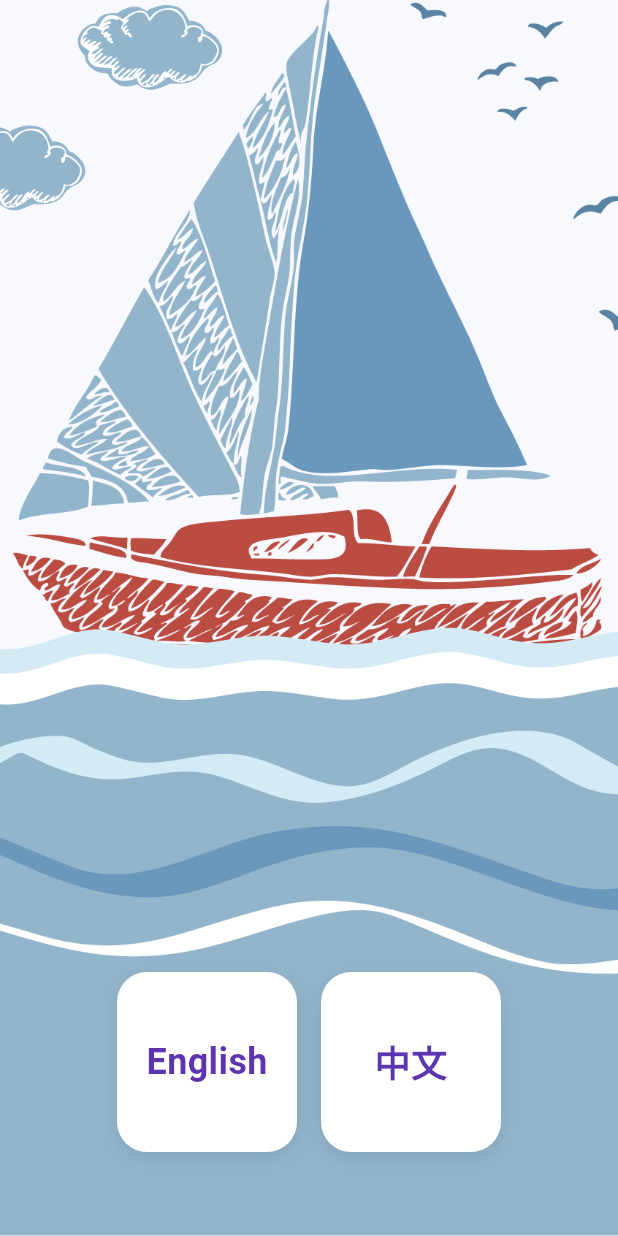
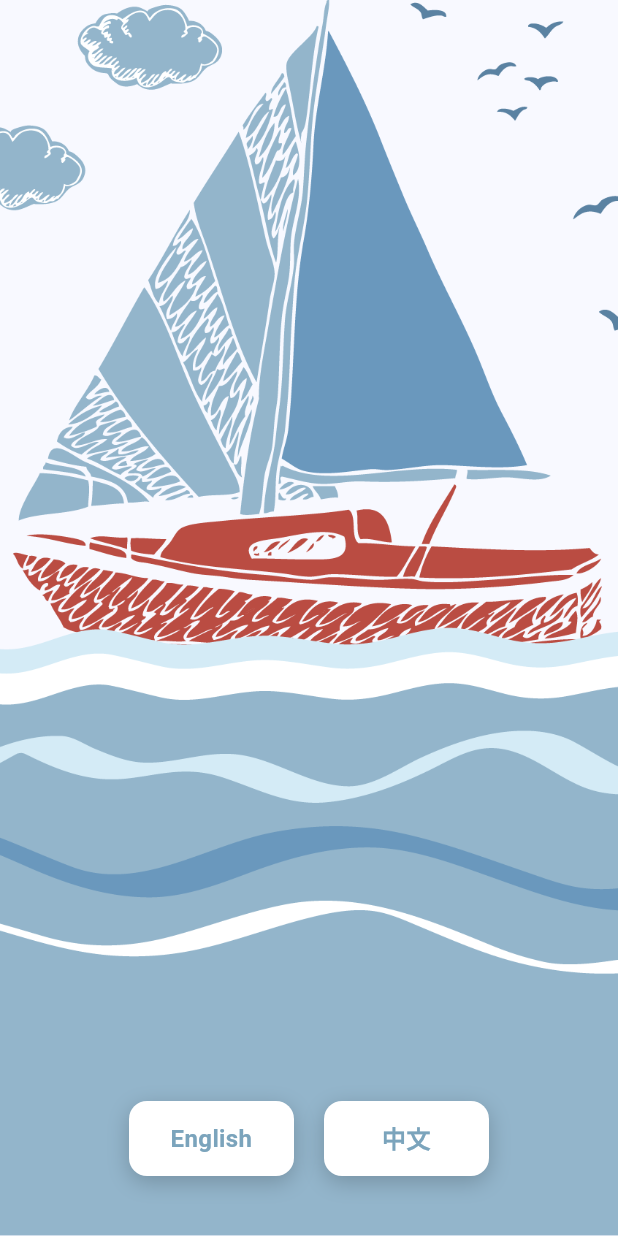
Before and after one commit to StoryBeeBooks/cangrant, a Flutter app: the screen it shows after launch, on a phone screen of 412 x 824 dp. Run offline on Flutter 3.47's test engine with Material 3 defaults, Android fonts, the phone set to English and light mode, and no system bars; our stand-ins replace google_sign_in, shared_preferences, sign_in_with_apple, supabase_flutter; accounts and stored records are empty.

Commit message:
Update language selection: full-screen background, rectangular buttons with blue text, add app icon setup guide

```diff
--- a/lib/screens/pre_login/language_selection_screen.dart
+++ b/lib/screens/pre_login/language_selection_screen.dart
@@ -24,14 +24,15 @@ class LanguageSelectionScreen extends StatelessWidget {
   @override
   Widget build(BuildContext context) {
     return Scaffold(
-      body: Container(
-        decoration: const BoxDecoration(
-          image: DecorationImage(
-            image: AssetImage('assets/images/172.png'),
-            fit: BoxFit.cover,
+      body: Stack(
+        children: [
+          // Background image covering full screen
+          Positioned.fill(
+            child: Image.asset('assets/images/172.png', fit: BoxFit.cover),
           ),
-        ),
-        child: SafeArea(
+
+          // Language buttons
+          SafeArea(
             child: Column(
               mainAxisAlignment: MainAxisAlignment.end,
               children: [
@@ -39,7 +40,10 @@ class LanguageSelectionScreen extends StatelessWidget {
 
                 // Language buttons at the bottom
                 Padding(
-                padding: const EdgeInsets.all(24.0),
+                  padding: const EdgeInsets.symmetric(
+                    horizontal: 32.0,
+                    vertical: 40.0,
+                  ),
                   child: Row(
                     mainAxisAlignment: MainAxisAlignment.center,
                     children: [
@@ -49,7 +53,7 @@ class LanguageSelectionScreen extends StatelessWidget {
                         label: 'English',
                         onTap: () => _selectLanguage(context, 'en'),
                       ),
-                    const SizedBox(width: 16),
+                      const SizedBox(width: 20),
 
                       // Chinese button
                       _buildLanguageButton(
@@ -60,10 +64,10 @@ class LanguageSelectionScreen extends StatelessWidget {
                     ],
                   ),
                 ),
-              const SizedBox(height: 32),
               ],
             ),
           ),
+        ],
       ),
     );
   }
@@ -74,14 +78,14 @@ class LanguageSelectionScreen extends StatelessWidget {
     required VoidCallback onTap,
   }) {
     return Container(
-      width: 120,
-      height: 120,
+      width: 110,
+      height: 50,
       decoration: BoxDecoration(
         color: Colors.white,
-        borderRadius: BorderRadius.circular(20),
+        borderRadius: BorderRadius.circular(12),
         boxShadow: [
           BoxShadow(
-            color: Colors.black.withOpacity(0.1),
+            color: Colors.black.withOpacity(0.2),
             blurRadius: 12,
             offset: const Offset(0, 4),
           ),
@@ -91,15 +95,16 @@ class LanguageSelectionScreen extends StatelessWidget {
         color: Colors.transparent,
         child: InkWell(
           onTap: onTap,
-          borderRadius: BorderRadius.circular(20),
+          borderRadius: BorderRadius.circular(12),
           child: Center(
             child: Text(
               label,
               style: const TextStyle(
-                fontSize: 24,
+                fontSize: 16,
                 fontWeight: FontWeight.w600,
-                color: Color(0xFF5E35B1),
+                color: Color(0xFF7BA4BC), // Blue from the sailboat/water
               ),
+              textAlign: TextAlign.center,
             ),
           ),
         ),
```
Also changed, not shown: 1 other file. Lines whose indentation alone changed are shown as unchanged.
